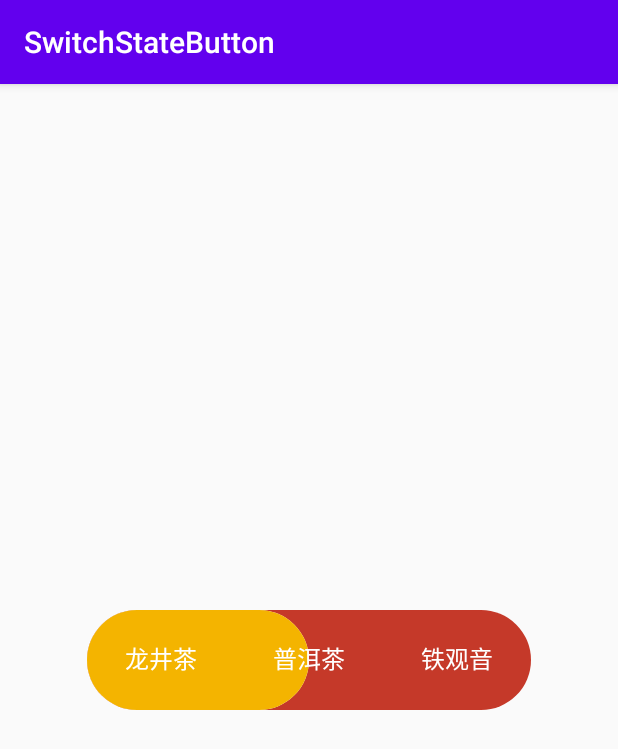
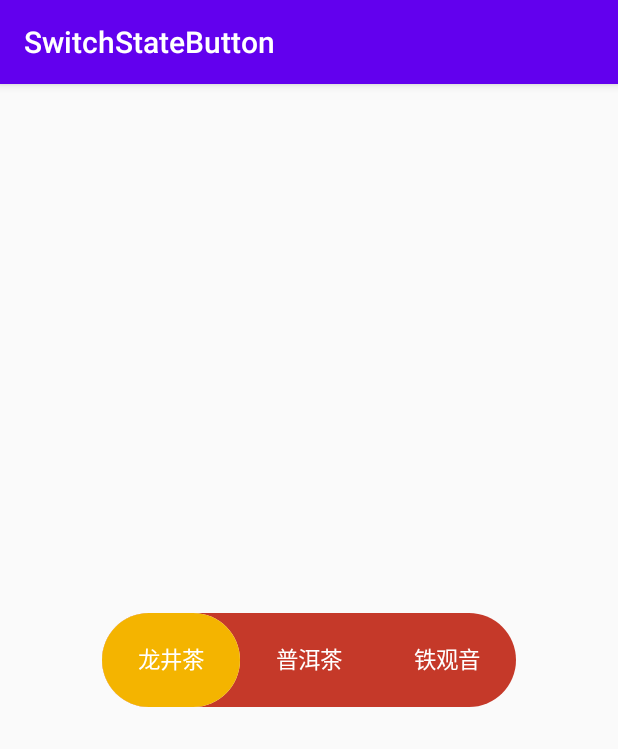
Before and after one commit to TennyQianghuacong/SwitchStateButton, an Android app: the screen it shows after launch (MainActivity), on a phone screen of 412 x 824 dp. Shown: the top 749 px of the screen. Run offline under Robolectric (Android 15) with nearby library versions, the phone set to English and light mode, and no system bars.

Commit message:
优化测量逻辑

```diff
--- a/app/src/main/res/layout/activity_main.xml
+++ b/app/src/main/res/layout/activity_main.xml
@@ -15,6 +15,8 @@
         app:layout_constraintEnd_toEndOf="parent"
         app:ssb_strings="龙井茶,普洱茶,铁观音"
         app:ssb_backGroundColor="@color/red_700"
+        app:ssb_testSize="15dp"
+        app:ssb_selectIndex="0"
         app:ssb_innerColor="@color/yellow_500"/>
 
 </androidx.constraintlayout.widget.ConstraintLayout>
--- a/ssbutton/src/main/java/com/tenny/ssbutton/button/SwitchStateButton.kt
+++ b/ssbutton/src/main/java/com/tenny/ssbutton/button/SwitchStateButton.kt
@@ -13,6 +13,7 @@ import com.tenny.ssbutton.R
 import com.tenny.ssbutton.drawable.RoundRectangleDrawable
 import com.tenny.ssbutton.utils.dp2px
 import com.tenny.ssbutton.utils.goldDivider
+import kotlin.math.max
 
 /**
  * Created by TennyQ on 2020/9/19
@@ -22,6 +23,7 @@ class SwitchStateButton(context: Context, attrs: AttributeSet) : View(context, a
     private val defaultTextSize = 16.dp2px
     private val defaultHeight = 42.dp2px.toInt()
     private val defaultWith = 200.dp2px.toInt()
+    private var defaultIndex: Int = 0
 
     private val baseTextGapSpace: Int
 
@@ -32,17 +34,21 @@ class SwitchStateButton(context: Context, attrs: AttributeSet) : View(context, a
     private var textSize: Float
     private var elementContent : List<String>
     private var elementCount: Int
-    private var defaultIndex: Int
 
     private var textOffsetX: FloatArray
     private var textOffsetY: Float = 0f
 
+    private var elementWidth: Float = 0f
+
     private val outDrawable = RoundRectangleDrawable()
     private val innerDrawable = RoundRectangleDrawable()
+
+    private var selectIndex: Int
 
     private val fontMetrics = Paint.FontMetrics()
     private val textPaint = Paint(Paint.ANTI_ALIAS_FLAG).apply {
         color = Color.WHITE
+        textAlign = Paint.Align.CENTER
     }
 
     init {
@@ -52,7 +58,7 @@ class SwitchStateButton(context: Context, attrs: AttributeSet) : View(context, a
         innerBoundsColor = typeArray.getColor(R.styleable.SwitchStateButton_ssb_innerColor, defaultColor)
         textSize = typeArray.getDimension(R.styleable.SwitchStateButton_ssb_testSize, defaultTextSize)
         elementContent = typeArray.getString(R.styleable.SwitchStateButton_ssb_strings).toString().split(",")
-        defaultIndex = typeArray.getIndex(R.styleable.SwitchStateButton_ssb_defaultIndex)
+        selectIndex = typeArray.getInt(R.styleable.SwitchStateButton_ssb_selectIndex, defaultIndex)
         elementCount = elementContent.size
 
         typeArray.recycle()
@@ -71,21 +77,29 @@ class SwitchStateButton(context: Context, attrs: AttributeSet) : View(context, a
     }
 
     /**
-     * measure text size
+     * measure element's size and text's offset
      */
     private fun measureText() {
-        var height = baseTextGapSpace * 2 + textSize
-        var width = 0f
 
-        for ((index, text) in elementContent.withIndex()){
-            width += baseTextGapSpace
+        var maxTextWith = 0f
+        elementWidth = 0f
 
-            textOffsetX[index] = width
-            width += textPaint.measureText(text)
+        for (text in elementContent) {
+            maxTextWith = max(maxTextWith, textPaint.measureText(text))
+        }
 
-            width += baseTextGapSpace
+        elementWidth = maxTextWith + 2 * baseTextGapSpace
+
+        var startOffset = - elementWidth / 2f
+        for (index in elementContent.indices){
+            startOffset += elementWidth
+            textOffsetX[index] = startOffset
         }
         textPaint.getFontMetrics(fontMetrics)
+
+        val height = baseTextGapSpace * 2 + textSize
+        val width = elementWidth * elementContent.size
+
         textOffsetY = (height - (fontMetrics.ascent + fontMetrics.descent)) /2
 
         setMeasuredDimension(width.toInt(), height.toInt())
@@ -98,7 +112,7 @@ class SwitchStateButton(context: Context, attrs: AttributeSet) : View(context, a
         super.onSizeChanged(w, h, oldw, oldh)
 
         outDrawable.setBounds(0, 0, w, h)
-        innerDrawable.setBounds(0, 0, w / 2, h)
+        innerDrawable.setBounds(elementWidth.toInt() * selectIndex, 0, elementWidth.toInt() * (selectIndex + 1), h)
 
     }
 
--- a/ssbutton/src/main/res/values/attrs.xml
+++ b/ssbutton/src/main/res/values/attrs.xml
@@ -6,7 +6,7 @@
         <attr name="ssb_testSize" format="dimension"/>
         <attr name="ssb_backGroundColor" format="color"/>
         <attr name="ssb_innerColor" format="color"/>
-        <attr name="ssb_defaultIndex" format="dimension"/>
+        <attr name="ssb_selectIndex" format="integer"/>
     </declare-styleable>
 
 </resources>
```
